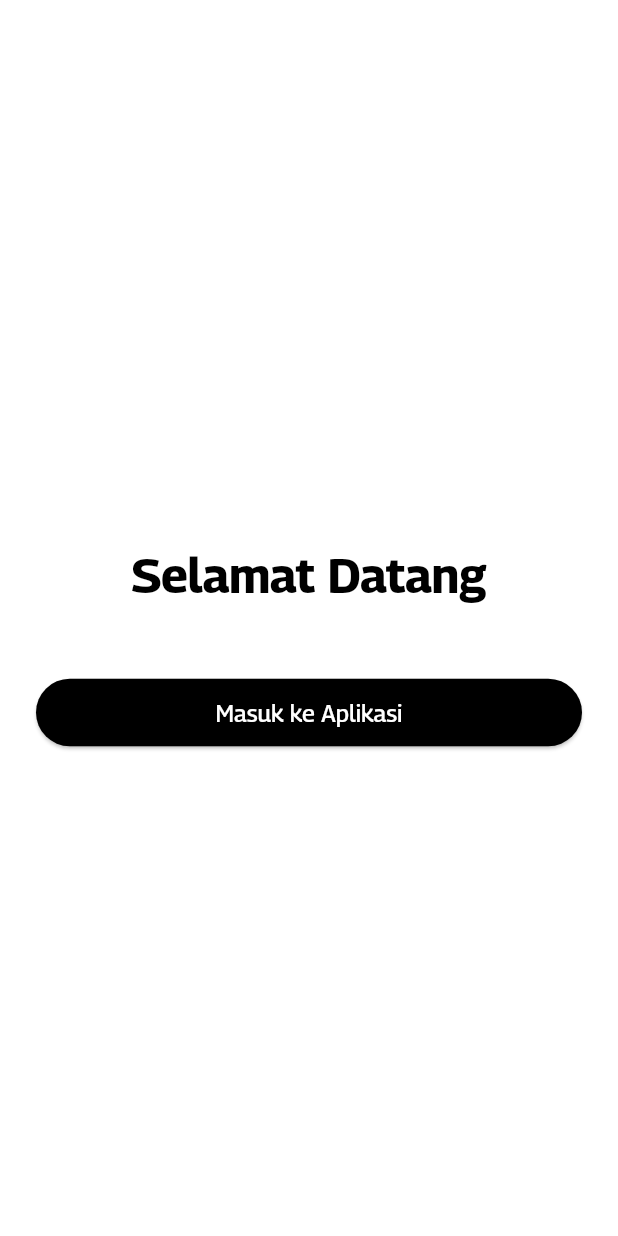
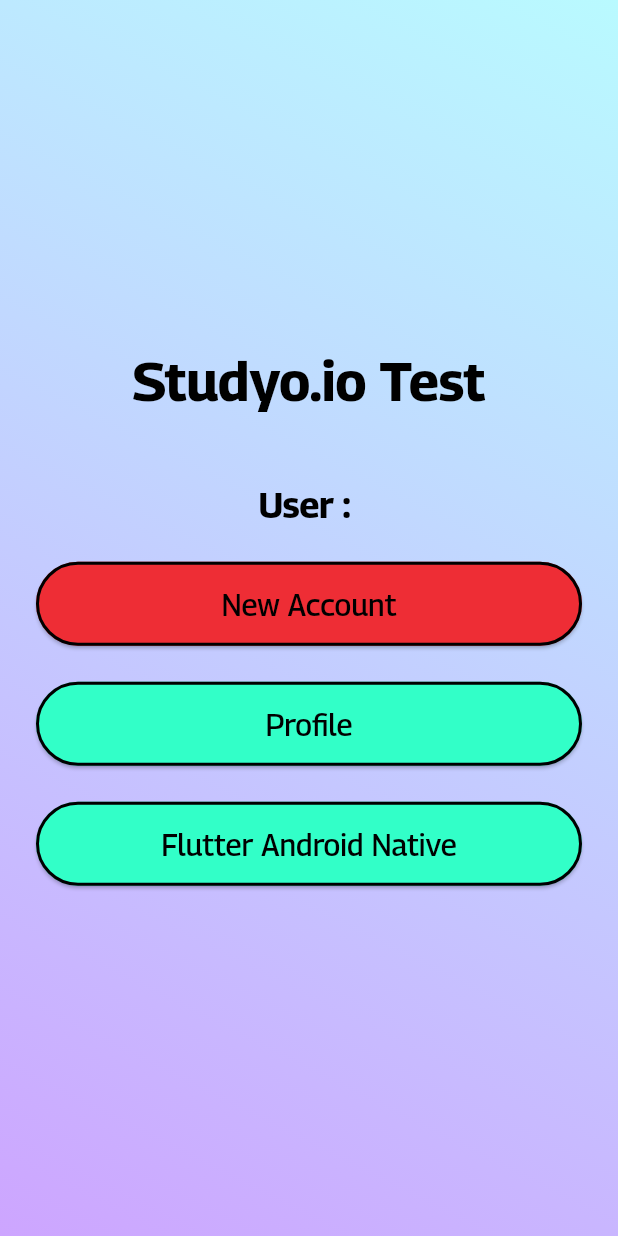
Before and after one commit to rahdeva/studyo_test, a Flutter app: the screen it shows after launch, on a phone screen of 412 x 824 dp. Run offline on Flutter 3.47's test engine with Material 3 defaults, Android fonts, the phone set to English and light mode, and no system bars; our stand-ins replace cloud_firestore, firebase_auth, firebase_core, get, sizer; accounts and stored records are empty; network calls fail; project files that could hold a hidden picture were left out.

Commit message:
feat: firebase and home page

```diff
--- /dev/null
+++ b/lib/feature/flutter_android_native/flutter_android_native_binding.dart
@@ -0,0 +1,9 @@
+import 'package:get/get.dart';
+import 'package:studyo_test/feature/flutter_android_native/flutter_android_native_controller.dart';
+
+class FlutterAndroidNativeBinding extends Bindings {
+  @override
+  void dependencies() {
+    Get.put<FlutterAndroidNativeController>(FlutterAndroidNativeController());
+  }
+}
--- /dev/null
+++ b/lib/feature/flutter_android_native/flutter_android_native_controller.dart
@@ -0,0 +1,5 @@
+import 'package:get/get.dart';
+
+class FlutterAndroidNativeController extends GetxController {
+
+}
--- a/lib/feature/home/home_controller.dart
+++ b/lib/feature/home/home_controller.dart
@@ -1,5 +1,83 @@
+import 'package:flutter/material.dart';
 import 'package:get/get.dart';
+import 'package:cloud_firestore/cloud_firestore.dart';
+import 'package:firebase_auth/firebase_auth.dart';
 
 class HomeController extends GetxController {
+  final FirebaseAuth auth = FirebaseAuth.instance;
+  final Rx<User?> currentUser = Rx<User?>(null);
+  String userName = "";
 
+  @override
+  void onInit(){
+    super.onInit();
+    currentUser.bindStream(auth.authStateChanges());
+    ever(currentUser, initialSignInCheck);
+  }
+
+  void initialSignInCheck(User? user) {
+    if (user == null) {
+      signInAnonymously();
+    } else {
+      debugPrint('User already signed in: ${user.uid}');
+      currentUser.value = user;
+      if(currentUser.value != null){
+        checkUserInFirestore(currentUser.value!);
+      }
+    }
+  }
+
+  Future<void> signInAnonymously() async {
+    try {
+      UserCredential userCredential = await auth.signInAnonymously();
+      User? user = userCredential.user;
+      if (user != null) {
+        currentUser.value = user;
+        debugPrint('Signed in anonymously as user: ${user.uid}');
+        await checkUserInFirestore(user);
+      }
+    } catch (e) {
+      debugPrint('Failed to sign in anonymously: $e');
+    }
+  }
+
+  Future<void> checkUserInFirestore(User user) async {
+    try{
+      final userDoc = await FirebaseFirestore.instance
+        .collection("users")
+        .doc(user.uid).get();
+      if (userDoc.exists) {
+        var data = userDoc.data() as Map<String, dynamic>;
+        userName = data['username'];
+        debugPrint('User already exists in Firestore');
+      } else {
+        userName = "Guest";
+        debugPrint('User does not exist in Firestore, creating new user');
+      }
+    } catch (e) {
+      debugPrint('Error checking user in Firestore: $e');
+    }
+    update();
+  }
+
+  void newAccount() async {
+    try {
+      logout();
+      await auth.signOut();
+      currentUser.value = null;
+      signInAnonymously();
+    } catch (e) {
+      debugPrint('Failed to create new account in Firestore: $e');
+    }
+  }
+
+  Future<void> logout() async {
+    try {
+
+      userName = "";
+      debugPrint('User signed out successfully');
+    } catch (e) {
+      debugPrint('Failed to sign out: $e');
+    }
+  }
 }
--- a/lib/feature/home/home_page.dart
+++ b/lib/feature/home/home_page.dart
@@ -1,8 +1,10 @@
 import 'package:flutter/material.dart';
 import 'package:get/get.dart';
+import 'package:get/get_state_manager/get_state_manager.dart';
 import 'package:studyo_test/feature/home/home_controller.dart';
-import '/utills/widget/button/primary_button.dart';
-import '/resources/resources.dart';
+import 'package:studyo_test/resources/resources.dart';
+import 'package:studyo_test/routes/page_names.dart';
+import 'package:studyo_test/utills/widget/button/primary_button.dart';
 
 class HomePage extends StatelessWidget {
   const HomePage({super.key});
@@ -13,38 +15,65 @@ class HomePage extends StatelessWidget {
       child: Scaffold(
         body: GetBuilder<HomeController>(
           builder: (controller) {
-            return Center(
+            return Stack(
+              children: [
+                Container(
+                  decoration: const BoxDecoration(
+                    gradient: LinearGradient(
+                      begin: Alignment.topRight,
+                      end: Alignment.bottomLeft,
+                      colors: [
+                        AppColors.blueGradient,
+                        AppColors.purpleGradient,
+                      ],
+                    )
+                  ),
+                ),
+                Container(
+                  margin: const EdgeInsets.all(24),
                   child: Column(
                     mainAxisAlignment: MainAxisAlignment.center,
                     children: [
-                  const SizedBox(height: 40),
-                  Container(
-                    margin: const EdgeInsets.symmetric(horizontal: 24),
-                    child: Text(
-                      "Selamat Datang",
+                      Text(
+                        'Studyo.io Test',
                         style: Theme.of(context).textTheme.displayLarge!.copyWith(
-                        fontSize: 32,
-                        color: AppColors.black,
-                        fontWeight: FontWeight.w700
-                      ),
-                      textAlign: TextAlign.center,
+                          fontSize: 36,
+                          color: Colors.black,
                         ),
                       ),
                       const SizedBox(height: 50),
+                      Text(
+                        'User : ${controller.userName}',
+                        style: Theme.of(context).textTheme.displayLarge!.copyWith(
+                          color: Colors.black,
+                        ),
+                      ),
+                      const SizedBox(height: 24),
                       PrimaryButtonWidget(
-                    buttonText: "Masuk ke Aplikasi",
-                    borderRadius: 50,
-                    customColors: Colors.black,
-                    style: Theme.of(context).textTheme.headlineSmall!.copyWith(
-                      color: AppColors.white,
-                      fontWeight: FontWeight.w500
+                        buttonText: "New Account",
+                        customColors: AppColors.red,
+                        onPressed: (){
+                          controller.newAccount();
+                        }
                       ),
-                    margin: const EdgeInsets.symmetric(horizontal: 24),
-                    onPressed: () async {
-                    },
+                      const SizedBox(height: 24),
+                      PrimaryButtonWidget(
+                        buttonText: "Profile",
+                        onPressed: (){
+                          Get.toNamed(PageName.PROFILE);
+                        }
+                      ),
+                      const SizedBox(height: 24),
+                      PrimaryButtonWidget(
+                        buttonText: "Flutter Android Native",
+                        onPressed: (){
+                          Get.toNamed(PageName.FLUTTER_ANDROID_NATIVE);
+                        }
                       ),
                     ],
                   ),
+                ),
+              ],
             );
           },
         ),
--- /dev/null
+++ b/lib/feature/profile/profile_binding.dart
@@ -0,0 +1,9 @@
+import 'package:get/get.dart';
+import 'package:studyo_test/feature/profile/profile_controller.dart';
+
+class ProfileBinding extends Bindings {
+  @override
+  void dependencies() {
+    Get.put<ProfileController>(ProfileController());
+  }
+}
--- a/lib/initializer.dart
+++ b/lib/initializer.dart
@@ -1,9 +1,14 @@
 import 'package:flutter/services.dart';
+import 'package:firebase_core/firebase_core.dart';
+import 'firebase_options.dart';
 
 class Initializer {
   static Future<void> init() async {
     try {
       _initScreenPreference();
+      await Firebase.initializeApp(
+          options: DefaultFirebaseOptions.currentPlatform,
+      );
     } catch (err) {
       rethrow;
     }
--- a/lib/main.dart
+++ b/lib/main.dart
@@ -21,7 +21,7 @@ class MyApp extends StatelessWidget {
     return Sizer(builder: (context, orientation, deviceType) {
       return GetMaterialApp(
         debugShowCheckedModeBanner: false,
-        initialRoute: PageName.SPLASH,
+        initialRoute: PageName.HOME,
         getPages: PageRoutes.pages,
         theme: AppTheme.buildThemeData(false, context),
         builder: (BuildContext context, child) {
--- a/lib/resources/resources.dart
+++ b/lib/resources/resources.dart
@@ -3,28 +3,13 @@ import 'package:flutter/material.dart';
 class AppColors {
   static const white = Color(0xFFFFFFFF);
   static const black = Color(0xFF000000);
-  static const red = Color(0xFFEF4073);
-  static const yellow = Color(0xFFEBB707);
-  static const green = Color(0xFF59B100);
-  static const purple = Color(0xFF9758FA);
-  static const grey = Color(0xFF9F9F9F);
-
+  static const red = Color(0xFFEE2D35);
+  static const yellow = Color(0xFFF5B400);
+  static const darkYellow = Color(0xFFC89100);
+  static const green = Color(0xFF32FFC8);
+  static const purple = Color(0xFFA58CFF);
+  static const grey = Color(0xFFDCF5FA);
   static const blue = Color(0xFF007AFF);
-  static const iconText = Color(0xFF354052);
-  static const iconBG = Color(0xFFECF6FD);
-  static const purple500 = Color(0xFF805AD5);
-  static const blue500 = Color(0xFF3182CE);
-  static const yellow500 = Color(0xFFD69E2E);
-  static const red500 = Color(0xFFE53E3E);
-  static const red50 = Color(0xFFFFF5F5);
-  static const green500 = Color(0xFF38A169);
-  static const gray100 = Color(0xFFEDF2F7);
-  static const gray200 = Color(0xFFE2E8F0);
-  static const gray300 = Color(0xFFCBD5E0);
-  static const gray500 = Color(0xFF718096);
-  static const purpleGradient = Color(0xFF9747FF);
-  static const blueGradient = Color(0xFF007AFF);
-  static const yellowGradient = Color(0xFFF4CE14);
-  static const redGradient = Color(0xFFFF4B91);
-  static const greenGradient = Color(0xFF01DBC2);
+  static const blueGradient = Color(0xFFB9FAFF);
+  static const purpleGradient = Color(0xFFCDA5FF);
 }
--- a/lib/routes/page_names.dart
+++ b/lib/routes/page_names.dart
@@ -1,6 +1,7 @@
 // ignore_for_file: constant_identifier_names
 
 class PageName {
-  static const SPLASH = "/splash";
   static const HOME = "/home";
+  static const PROFILE = "/profile";
+  static const FLUTTER_ANDROID_NATIVE = "/flutter-android-native";
 }
--- a/lib/routes/page_routes.dart
+++ b/lib/routes/page_routes.dart
@@ -1,20 +1,29 @@
 import 'package:get/get.dart';
+import 'package:studyo_test/feature/flutter_android_native/flutter_android_native_binding.dart';
+import 'package:studyo_test/feature/flutter_android_native/flutter_android_native_page.dart';
 import 'package:studyo_test/feature/home/home_binding.dart';
 import 'package:studyo_test/feature/home/home_page.dart';
-import 'package:studyo_test/feature/splash/splash_screen.dart';
+import 'package:studyo_test/feature/profile/profile_binding.dart';
+import 'package:studyo_test/feature/profile/profile_page.dart';
 
 import 'page_names.dart';
 
 class PageRoutes {
   static final pages = [
     GetPage(
-      name: PageName.SPLASH,
-      page: () => const SplashScreen(),
-    ),
-    GetPage(
       name: PageName.HOME,
       page: () => const HomePage(),
       binding: HomeBinding(),
     ),
+    GetPage(
+      name: PageName.PROFILE,
+      page: () => const ProfilePage(),
+      binding: ProfileBinding(),
+    ),
+    GetPage(
+      name: PageName.FLUTTER_ANDROID_NATIVE,
+      page: () => const FlutterAndroidNativePage(),
+      binding: FlutterAndroidNativeBinding(),
+    ),
   ];
 }
--- a/lib/themes/app_theme.dart
+++ b/lib/themes/app_theme.dart
@@ -82,7 +82,7 @@ class AppTheme {
       ),
       inputDecorationTheme: inputDecoration(darkMode, context),
       colorScheme: ThemeData().colorScheme.copyWith(
-        primary: AppColors.blue,
+        primary: AppColors.black,
       ).copyWith(
         background: (darkMode) ? AppColors.black : AppColors.white
       ),
@@ -131,58 +131,59 @@ class AppTheme {
   static inputDecoration(bool darkMode, context) {
     return InputDecorationTheme(
       filled: true,
-      fillColor: Colors.grey[50],
+      fillColor: AppColors.grey,
       contentPadding: const EdgeInsets.symmetric(vertical: 12, horizontal: 16),
-      suffixIconColor: AppColors.blue,
-      prefixIconColor: AppColors.blue,
+      suffixIconColor: AppColors.black,
+      prefixIconColor: AppColors.black,
       border: OutlineInputBorder(
-        borderRadius: BorderRadius.circular(4),
+        borderRadius: BorderRadius.circular(8),
         borderSide: const BorderSide(
-          color: AppColors.blue,
+          color: AppColors.black,
           width: 1
         ),
       ),
       enabledBorder: OutlineInputBorder(
-        borderRadius: BorderRadius.circular(4),
+        borderRadius: BorderRadius.circular(8),
         borderSide: const BorderSide(
-          color: AppColors.blue,
+          color: AppColors.black,
           width: 1
         )
       ),
       disabledBorder: OutlineInputBorder(
-        borderRadius: BorderRadius.circular(4),
+        borderRadius: BorderRadius.circular(8),
         borderSide: const BorderSide(
-          color: AppColors.blue,
+          color: AppColors.black,
           width: 1
         )
       ),
       errorBorder: OutlineInputBorder(
-        borderRadius: BorderRadius.circular(4),
+        borderRadius: BorderRadius.circular(8),
         borderSide: BorderSide(
           color: AppColors.red.withOpacity(0.8),
           width: 1
         ),
       ),
       focusedBorder: OutlineInputBorder(
-        borderRadius: BorderRadius.circular(4),
+        borderRadius: BorderRadius.circular(8),
         borderSide: const BorderSide(
-          color: AppColors.blue,
+          color: AppColors.black,
           width: 2
         )
       ),
       focusedErrorBorder: OutlineInputBorder(
-        borderRadius: BorderRadius.circular(4),
+        borderRadius: BorderRadius.circular(8),
         borderSide: const BorderSide(
           color: AppColors.red,
           width: 1.5
         ),
       ),
       labelStyle: Theme.of(context).textTheme.bodyLarge!.copyWith(
-        color: AppColors.blue,
-        fontWeight: FontWeight.w600
+        color: AppColors.black,
+        fontWeight: FontWeight.w600,
+        backgroundColor: AppColors.grey,
       ),
       hintStyle: Theme.of(context).textTheme.bodyMedium!.copyWith(
-        color: AppColors.gray500
+        color: AppColors.grey
       ),
       errorStyle: Theme.of(context).textTheme.bodyMedium!.copyWith(
         color: AppColors.red
--- a/lib/utills/widget/button/primary_button.dart
+++ b/lib/utills/widget/button/primary_button.dart
@@ -8,58 +8,46 @@ class PrimaryButtonWidget extends StatelessWidget {
     required this.buttonText,
     required this.onPressed,
     this.width,
-    this.borderRadius,
-    this.margin,
-    this.padding,
     this.customColors,
     this.height,
-    this.style,
-    this.smallText = false,
   });
 
   final String buttonText;
   final double? width;
   final double? height;
   final Color? customColors;
-  final double? borderRadius;
-  final double? padding;
-  final bool smallText;
-  final TextStyle? style;
-  final EdgeInsetsGeometry? margin;
   final Function() onPressed;
 
   @override
   Widget build(BuildContext context) {
-    return Container(
+    return SizedBox(
       width: width ?? 100.w,
       height: height,
-      margin: margin ?? const EdgeInsets.symmetric(horizontal: 16),
       child: ElevatedButton(
         style: ButtonStyle(
           backgroundColor: MaterialStateProperty.all<Color>(
-            customColors ?? AppColors.blue,
+            customColors ?? AppColors.green,
           ),
           shape: MaterialStateProperty.all<RoundedRectangleBorder>(
             RoundedRectangleBorder(
-              borderRadius: BorderRadius.circular(borderRadius ?? 10),
+              borderRadius: BorderRadius.circular(30),
+              side: const BorderSide(
+                color: AppColors.black,
+                width: 2
+              )
             )
           )
         ),
         onPressed: onPressed,
         child: Padding(
-          padding: EdgeInsets.symmetric(vertical: padding ?? 12),
+          padding: const EdgeInsets.symmetric(vertical: 16),
           child: Text(
             buttonText,
             textAlign: TextAlign.center,
-            style: smallText
-            ? Theme.of(context).textTheme.bodyMedium!.copyWith(
-                color: AppColors.white,
-                fontWeight: FontWeight.w600
-              )
-            : style ?? Theme.of(context).textTheme.bodyLarge!.copyWith(
-                color: AppColors.white,
-                fontWeight: FontWeight.w600
-              )
+            style: Theme.of(context).textTheme.displaySmall!.copyWith(
+              color: AppColors.black,
+              fontWeight: FontWeight.w500
+            )
           ),
         )
       ),
--- a/pubspec.yaml
+++ b/pubspec.yaml
@@ -7,7 +7,10 @@ environment:
   sdk: '>=3.3.0 <4.0.0'
 
 dependencies:
+  cloud_firestore: ^5.1.0
   dio: ^4.0.6
+  firebase_auth: ^5.1.2
+  firebase_core: ^3.2.0
   flutter:
     sdk: flutter
   get: ^4.6.5
```
Also changed, not shown: lib/feature/flutter_android_native/flutter_android_native_page.dart (added, +36 -0 lines), lib/feature/profile/profile_controller.dart (added, +57 -0 lines), lib/feature/profile/profile_page.dart (added, +174 -0 lines), lib/feature/splash/splash_screen.dart (deleted, +0 -25 lines), lib/utills/widget/button/back_button.dart (added, +30 -0 lines), firebase.json (added), lib/feature/home/home_binding.dart (line endings or trailing spaces), lib/firebase_options.dart (added), pubspec.lock, 56 other files. Lines whose indentation alone changed are shown as unchanged.
